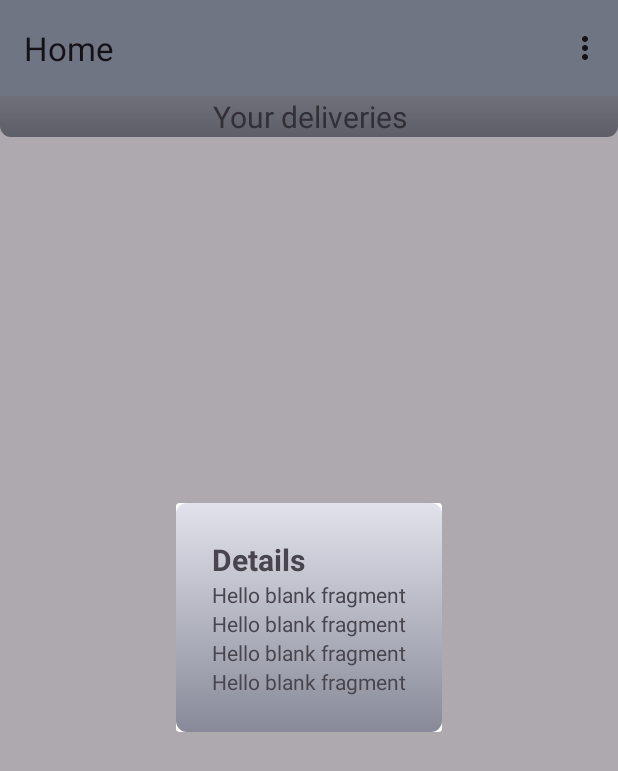
After one commit to COEN-ELEC390/App, an Android app: the fragment DeliveryDataFragment placed in its activity, on a phone screen of 412 x 824 dp. The commit adds this screen. Shown: the top 771 px of the screen. Run offline under Robolectric (Android 15) with nearby library versions, the phone set to English and light mode, and no system bars; our stand-ins replace Firebase (no records; nobody signed in at launch, a user with empty details on screens opened directly).

Commit message:
dialog fragment with details now implemented when the list of deliveries is clicked on

```diff
--- /dev/null
+++ b/app/src/main/java/com/example/coen390/DeliveryDataFragment.java
@@ -0,0 +1,117 @@
+package com.example.coen390;
+
+import android.os.Bundle;
+
+import androidx.fragment.app.DialogFragment;
+import androidx.fragment.app.Fragment;
+
+import android.util.Log;
+import android.view.LayoutInflater;
+import android.view.View;
+import android.view.ViewGroup;
+import android.widget.TextView;
+
+import com.google.firebase.Timestamp;
+
+import java.util.HashMap;
+import java.util.Map;
+
+/**
+ * A simple {@link Fragment} subclass.
+ * Use the {@link DeliveryDataFragment#newInstance} factory method to
+ * create an instance of this fragment.
+ */
+public class DeliveryDataFragment extends DialogFragment {
+
+    // TODO: Rename parameter arguments, choose names that match
+    // the fragment initialization parameters, e.g. ARG_ITEM_NUMBER
+    private static final String ARG_PARAM1 = "param1";
+    private static final String ARG_PARAM2 = "param2";
+    HashMap<String, Object> map;
+    TextView deliveryDate;
+    TextView pickupDate;
+    TextView boxNumber;
+    TextView accessCode;
+
+    // TODO: Rename and change types of parameters
+    private String mParam1;
+    private String mParam2;
+
+    public DeliveryDataFragment() {
+        // Required empty public constructor
+    }
+
+    /**
+     * Use this factory method to create a new instance of
+     * this fragment using the provided parameters.
+     *
+     * @return A new instance of fragment DeliveryDataFragment.
+     */
+    // TODO: Rename and change types and number of parameters
+    public DeliveryDataFragment newInstance(HashMap<String, Object> map) {
+        DeliveryDataFragment fragment = new DeliveryDataFragment();
+        Bundle args = new Bundle();
+        //args.putString(ARG_PARAM1, param1);
+        //args.putString(ARG_PARAM2, param2);
+        this.map = map;
+        fragment.setArguments(args);
+        return fragment;
+    }
+
+    @Override
+    public void onCreate(Bundle savedInstanceState) {
+        super.onCreate(savedInstanceState);
+        if (getArguments() != null) {
+            mParam1 = getArguments().getString(ARG_PARAM1);
+            mParam2 = getArguments().getString(ARG_PARAM2);
+        }
+    }
+
+    @Override
+    public View onCreateView(LayoutInflater inflater, ViewGroup container,
+                             Bundle savedInstanceState) {
+        View view = inflater.inflate(R.layout.fragment_delivery_data, container, false);
+        deliveryDate = view.findViewById(R.id.deliveryDateTV);
+        pickupDate = view.findViewById(R.id.pickupDateTV);
+        accessCode = view.findViewById(R.id.accessCodeTV);
+        boxNumber = view.findViewById(R.id.boxNumberTV);
+        Bundle bundle = this.getArguments();
+        if (bundle != null) {
+            map = (HashMap<String, Object>) bundle.getSerializable("HashMap");
+            for (Map.Entry<String, Object> eventData : map.entrySet()) {
+                Log.d("eventData", eventData.toString());
+                if (eventData.getKey().toString().contains("deliveryTimestamp")) {
+                    Timestamp deliveryTime = (Timestamp) eventData.getValue();
+                    deliveryDate.setText("Delivered on: " + deliveryTime.toDate().toString());
+                } else if (eventData.getKey().toString().contains("pickupTimestamp")) {
+                    if(eventData.getValue() == null)
+                    {
+                        pickupDate.setText("Has not been picked up");
+                    }
+                    else
+                    {
+                        Timestamp pickupTime = (Timestamp) eventData.getValue();
+                        pickupDate.setText("Picked up on: " + pickupTime.toDate().toString());
+                    }
+
+                } else if (eventData.getKey().toString().contains("boxNumber")) {
+                    String tmp = eventData.getValue().toString();
+                    int start = tmp.indexOf("[");
+                    int end = tmp.indexOf("]");
+                    boxNumber.setText("Box Number: " + tmp.substring(start + 1, end));
+                } else if (eventData.getKey().toString().contains("accessCode")) {
+                    //String[] arr = (String[]) eventData.getValue();
+                    //Log.d("accessCode", eventData.getValue().toString());
+                    String tmp = eventData.getValue().toString();
+                    int start = tmp.indexOf("[");
+                    int end = tmp.indexOf("]");
+                    accessCode.setText("Access Code: " + tmp.substring(start + 1, end));
+                }
+            }
+
+        }
+        // Inflate the layout for this fragment
+        return view;
+    }
+
+}
--- a/app/src/main/java/com/example/coen390/MainActivity.java
+++ b/app/src/main/java/com/example/coen390/MainActivity.java
@@ -4,6 +4,7 @@ import androidx.annotation.NonNull;
 import androidx.appcompat.app.AppCompatActivity;
 import androidx.appcompat.widget.AppCompatButton;
 import androidx.appcompat.widget.Toolbar;
+import androidx.fragment.app.FragmentManager;
 
 import android.content.Context;
 import android.content.Intent;
@@ -13,6 +14,7 @@ import android.view.Menu;
 import android.view.MenuInflater;
 import android.view.MenuItem;
 import android.view.View;
+import android.widget.AdapterView;
 import android.widget.ArrayAdapter;
 import android.widget.ListView;
 import android.widget.TextView;
@@ -46,9 +48,11 @@ public class MainActivity extends AppCompatActivity {
     FirebaseUser user;
     FirebaseAuth mAuth;
     FirebaseFirestore db = FirebaseFirestore.getInstance();
-    public ArrayList<String> formattedEventList;
+    ArrayList<String> formattedEventList = new ArrayList<>();
+    ArrayList<HashMap> unformattedEventList = new ArrayList<>();
+    FragmentManager fragmentManager;
     User currentUser;
-
+    ArrayList<String> deliveriesArrayList;
     @Override
     protected void onCreate(Bundle savedInstanceState) {
         super.onCreate(savedInstanceState);
@@ -70,7 +74,7 @@ public class MainActivity extends AppCompatActivity {
         //eventListView.setAdapter(arrayAdapter);
         toolbar = (Toolbar) findViewById(R.id.profileToolbar);
         setSupportActionBar(toolbar);
-
+        fragmentManager = getSupportFragmentManager();
         if(user == null)
         {
             Intent intent = new Intent(MainActivity.this, LoginActivity.class);
@@ -88,6 +92,17 @@ public class MainActivity extends AppCompatActivity {
             arrayAdapter = new ArrayAdapter<String>(this,android.R.layout.simple_list_item_1, formattedEventList);
             eventListView.setAdapter(arrayAdapter);
         }
+
+        eventListView.setOnItemClickListener(new AdapterView.OnItemClickListener() {
+            @Override
+            public void onItemClick(AdapterView<?> parent, View view, int position, long id) {
+                DeliveryDataFragment myDialog = new DeliveryDataFragment();
+                Bundle bundle = new Bundle();
+                bundle.putSerializable("HashMap",unformattedEventList.get(position));
+                myDialog.setArguments(bundle);
+                myDialog.show(fragmentManager, "test");
+            }
+        });
 
     }
     @Override
@@ -111,7 +126,6 @@ public class MainActivity extends AppCompatActivity {
     User queryCurrentUserData(Context cc)
     {
         final User[] loggedInUser = new User[1];
-        ArrayList<String> formattedEventList = new ArrayList<>();
         db.collection("users")
                 .whereEqualTo("uid", user.getUid())
                 .get()
@@ -152,7 +166,9 @@ public class MainActivity extends AppCompatActivity {
                                     for(Map.Entry<String, HashMap<String, Object>> e: events.entrySet())
                                     {
                                         HashMap<String, Object> subMap = e.getValue();
+                                        unformattedEventList.add(subMap);
                                         String listAccessCode = null;
+                                        String listBoxNumber = null;
                                         Timestamp deliveryTime = null;
                                         Timestamp pickupTime = null;
                                         for(Map.Entry<String, Object> eventData : subMap.entrySet())
@@ -166,6 +182,12 @@ public class MainActivity extends AppCompatActivity {
                                             {
                                                 pickupTime = (Timestamp) eventData.getValue();
                                             }
+                                            else if(eventData.getKey().toString().contains("boxNumber"))
+                                            {
+                                                String tmp = eventData.getValue().toString();
+                                                int start = tmp.indexOf("[");
+                                                int end = tmp.indexOf("]");
+                                                listBoxNumber = tmp.substring(start+1, end);                                            }
                                             else if(eventData.getKey().toString().contains("accessCode"))
                                             {
                                                 //String[] arr = (String[]) eventData.getValue();
@@ -209,6 +231,7 @@ public class MainActivity extends AppCompatActivity {
                     }
                 });
         return loggedInUser[0];
+        //deliveriesArrayList =
 
     }
 
--- /dev/null
+++ b/app/src/main/res/layout/fragment_delivery_data.xml
@@ -0,0 +1,45 @@
+<?xml version="1.0" encoding="utf-8"?>
+<FrameLayout xmlns:android="http://schemas.android.com/apk/res/android"
+    xmlns:tools="http://schemas.android.com/tools"
+    android:layout_width="match_parent"
+    android:layout_height="match_parent"
+    tools:context=".DeliveryDataFragment"
+    android:background="@drawable/listview_shape"
+    >
+
+    <!-- TODO: Update blank fragment layout -->
+    <LinearLayout
+        android:layout_width="match_parent"
+        android:layout_height="wrap_content"
+        android:orientation="vertical"
+        android:padding="12dp"
+        android:layout_margin="12dp">
+        <TextView
+        android:layout_width="match_parent"
+        android:layout_height="match_parent"
+        android:textStyle="bold"
+        android:textSize="20dp"
+        android:text="Details" />
+    <TextView
+        android:layout_width="match_parent"
+        android:layout_height="match_parent"
+        android:text="@string/hello_blank_fragment"
+        android:id="@+id/deliveryDateTV"/>
+    <TextView
+        android:layout_width="match_parent"
+        android:layout_height="match_parent"
+        android:text="@string/hello_blank_fragment"
+        android:id="@+id/pickupDateTV"/>
+    <TextView
+        android:layout_width="match_parent"
+        android:layout_height="match_parent"
+        android:text="@string/hello_blank_fragment"
+        android:id="@+id/boxNumberTV"/>
+    <TextView
+        android:layout_width="match_parent"
+        android:layout_height="match_parent"
+        android:text="@string/hello_blank_fragment"
+        android:id="@+id/accessCodeTV"/>
+    </LinearLayout>
+
+</FrameLayout>
--- a/app/src/main/res/values/strings.xml
+++ b/app/src/main/res/values/strings.xml
@@ -1,3 +1,5 @@
 <resources>
     <string name="app_name">COEN390</string>
+    <!-- TODO: Remove or change this placeholder text -->
+    <string name="hello_blank_fragment">Hello blank fragment</string>
 </resources>
```
